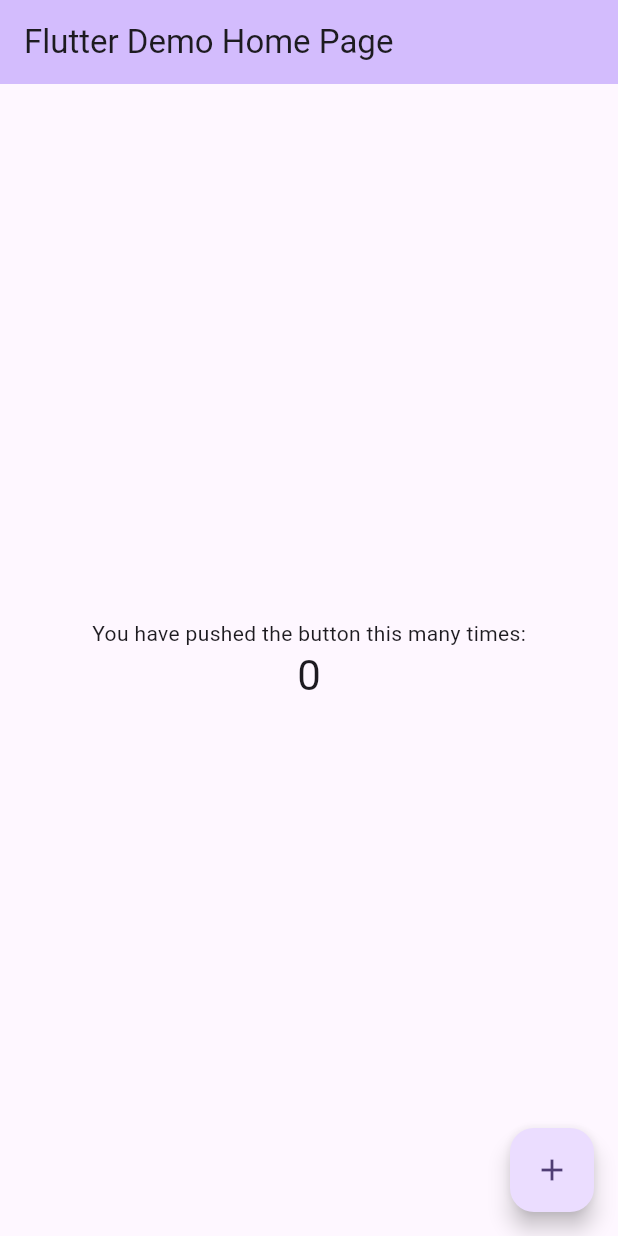
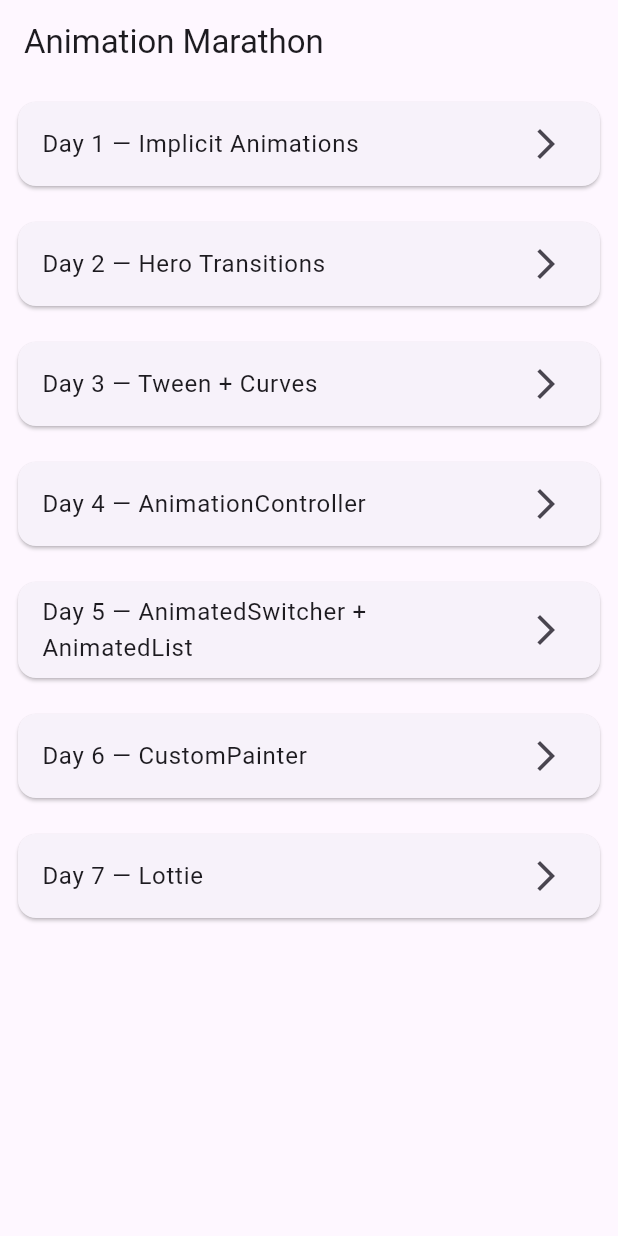
Before and after one commit to mansurmurzhanov/flutter-animation-marathon, a Flutter app: the screen it shows after launch, on a phone screen of 412 x 824 dp. Run offline on Flutter 3.47's test engine with Material 3 defaults, Android fonts, the phone set to English and light mode, and no system bars.

Commit message:
feat: implement day 1 implicit animations

```diff
--- /dev/null
+++ b/lib/home/home_page.dart
@@ -0,0 +1,62 @@
+import 'package:flutter/material.dart';
+
+import '../days/day_1_implicit.dart';
+import '../days/day_2_hero.dart';
+import '../days/day_3_curves.dart';
+import '../days/day_4_controller.dart';
+import '../days/day_5_switcher.dart';
+import '../days/day_6_custom_paint.dart';
+import '../days/day_7_lottie.dart';
+
+class HomePage extends StatelessWidget {
+  const HomePage({super.key});
+
+  @override
+  Widget build(BuildContext context) {
+    final items = [
+      'Day 1 — Implicit Animations',
+      'Day 2 — Hero Transitions',
+      'Day 3 — Tween + Curves',
+      'Day 4 — AnimationController',
+      'Day 5 — AnimatedSwitcher + AnimatedList',
+      'Day 6 — CustomPainter',
+      'Day 7 — Lottie',
+    ];
+
+    final pages = [
+      const Day1ImplicitPage(),
+      const Day2HeroPage(),
+      const Day3CurvesPage(),
+      const Day4ControllerPage(),
+      const Day5SwitcherPage(),
+      const Day6CustomPaintPage(),
+      const Day7LottiePage(),
+    ];
+
+    return Scaffold(
+      appBar: AppBar(
+        title: const Text('Animation Marathon'),
+      ),
+      body: ListView.builder(
+        itemCount: items.length,
+        itemBuilder: (context, index) {
+          return Card(
+            margin: const EdgeInsets.all(12),
+            child: ListTile(
+              title: Text(items[index]),
+              trailing: const Icon(Icons.arrow_forward_ios),
+              onTap: () {
+                Navigator.push(
+                  context,
+                  MaterialPageRoute(
+                    builder: (_) => pages[index],
+                  ),
+                );
+              },
+            ),
+          );
+        },
+      ),
+    );
+  }
+}
--- a/lib/main.dart
+++ b/lib/main.dart
@@ -1,122 +1,23 @@
 import 'package:flutter/material.dart';
 
+import 'home/home_page.dart';
+
 void main() {
-  runApp(const MyApp());
+  runApp(const AnimationMarathonApp());
 }
 
-class MyApp extends StatelessWidget {
-  const MyApp({super.key});
+class AnimationMarathonApp extends StatelessWidget {
+  const AnimationMarathonApp({super.key});
 
-  // This widget is the root of your application.
   @override
   Widget build(BuildContext context) {
     return MaterialApp(
-      title: 'Flutter Demo',
+      debugShowCheckedModeBanner: false,
+      title: 'Animation Marathon',
       theme: ThemeData(
-        // This is the theme of your application.
-        //
-        // TRY THIS: Try running your application with "flutter run". You'll see
-        // the application has a purple toolbar. Then, without quitting the app,
-        // try changing the seedColor in the colorScheme below to Colors.green
-        // and then invoke "hot reload" (save your changes or press the "hot
-        // reload" button in a Flutter-supported IDE, or press "r" if you used
-        // the command line to start the app).
-        //
-        // Notice that the counter didn't reset back to zero; the application
-        // state is not lost during the reload. To reset the state, use hot
-        // restart instead.
-        //
-        // This works for code too, not just values: Most code changes can be
-        // tested with just a hot reload.
-        colorScheme: .fromSeed(seedColor: Colors.deepPurple),
+        useMaterial3: true,
       ),
-      home: const MyHomePage(title: 'Flutter Demo Home Page'),
+      home: const HomePage(),
     );
   }
 }
-
-class MyHomePage extends StatefulWidget {
-  const MyHomePage({super.key, required this.title});
-
-  // This widget is the home page of your application. It is stateful, meaning
-  // that it has a State object (defined below) that contains fields that affect
-  // how it looks.
-
-  // This class is the configuration for the state. It holds the values (in this
-  // case the title) provided by the parent (in this case the App widget) and
-  // used by the build method of the State. Fields in a Widget subclass are
-  // always marked "final".
-
-  final String title;
-
-  @override
-  State<MyHomePage> createState() => _MyHomePageState();
-}
-
-class _MyHomePageState extends State<MyHomePage> {
-  int _counter = 0;
-
-  void _incrementCounter() {
-    setState(() {
-      // This call to setState tells the Flutter framework that something has
-      // changed in this State, which causes it to rerun the build method below
-      // so that the display can reflect the updated values. If we changed
-      // _counter without calling setState(), then the build method would not be
-      // called again, and so nothing would appear to happen.
-      _counter++;
-    });
-  }
-
-  @override
-  Widget build(BuildContext context) {
-    // This method is rerun every time setState is called, for instance as done
-    // by the _incrementCounter method above.
-    //
-    // The Flutter framework has been optimized to make rerunning build methods
-    // fast, so that you can just rebuild anything that needs updating rather
-    // than having to individually change instances of widgets.
-    return Scaffold(
-      appBar: AppBar(
-        // TRY THIS: Try changing the color here to a specific color (to
-        // Colors.amber, perhaps?) and trigger a hot reload to see the AppBar
-        // change color while the other colors stay the same.
-        backgroundColor: Theme.of(context).colorScheme.inversePrimary,
-        // Here we take the value from the MyHomePage object that was created by
-        // the App.build method, and use it to set our appbar title.
-        title: Text(widget.title),
-      ),
-      body: Center(
-        // Center is a layout widget. It takes a single child and positions it
-        // in the middle of the parent.
-        child: Column(
-          // Column is also a layout widget. It takes a list of children and
-          // arranges them vertically. By default, it sizes itself to fit its
-          // children horizontally, and tries to be as tall as its parent.
-          //
-          // Column has various properties to control how it sizes itself and
-          // how it positions its children. Here we use mainAxisAlignment to
-          // center the children vertically; the main axis here is the vertical
-          // axis because Columns are vertical (the cross axis would be
-          // horizontal).
-          //
-          // TRY THIS: Invoke "debug painting" (choose the "Toggle Debug Paint"
-          // action in the IDE, or press "p" in the console), to see the
-          // wireframe for each widget.
-          mainAxisAlignment: .center,
-          children: [
-            const Text('You have pushed the button this many times:'),
-            Text(
-              '$_counter',
-              style: Theme.of(context).textTheme.headlineMedium,
-            ),
-          ],
-        ),
-      ),
-      floatingActionButton: FloatingActionButton(
-        onPressed: _incrementCounter,
-        tooltip: 'Increment',
-        child: const Icon(Icons.add),
-      ),
-    );
-  }
-}
```
Also changed, not shown: lib/core/app_colors.dart (added, +10 -0 lines), lib/core/app_sizes.dart (added, +7 -0 lines), lib/core/app_spacing.dart (added, +9 -0 lines), lib/days/day_1_implicit.dart (added, +269 -0 lines), lib/days/day_2_hero.dart (added, +14 -0 lines), lib/days/day_3_curves.dart (added, +14 -0 lines), lib/days/day_4_controller.dart (added, +14 -0 lines), lib/days/day_5_switcher.dart (added, +14 -0 lines), lib/days/day_6_custom_paint.dart (added, +14 -0 lines), lib/days/day_7_lottie.dart (added, +14 -0 lines), 1 other file.
